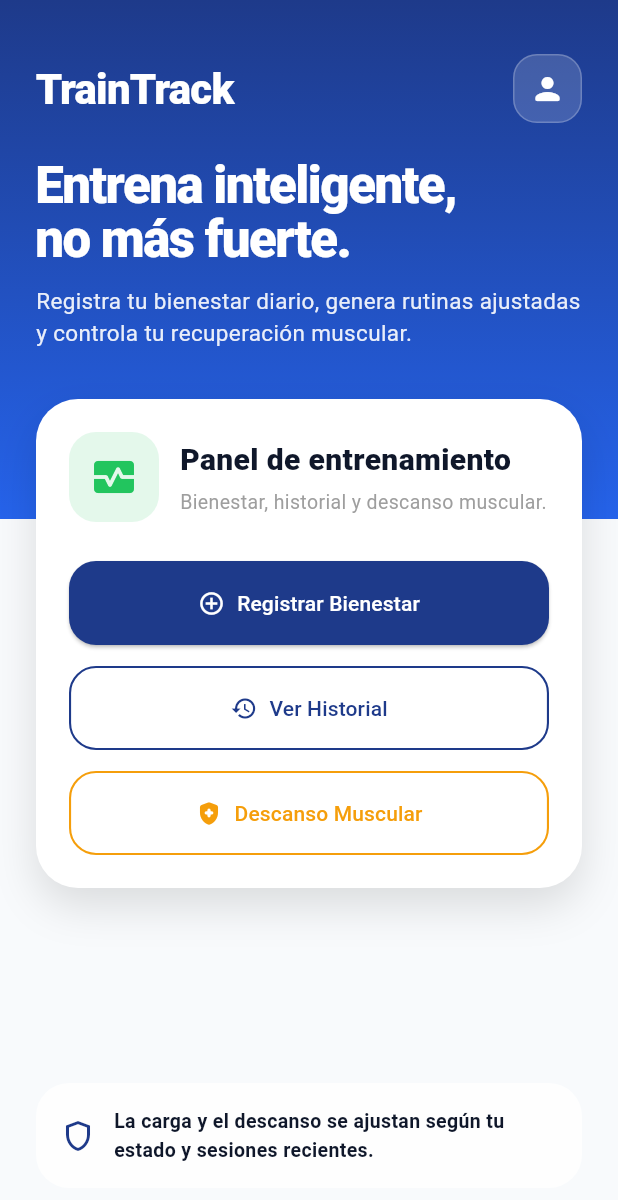
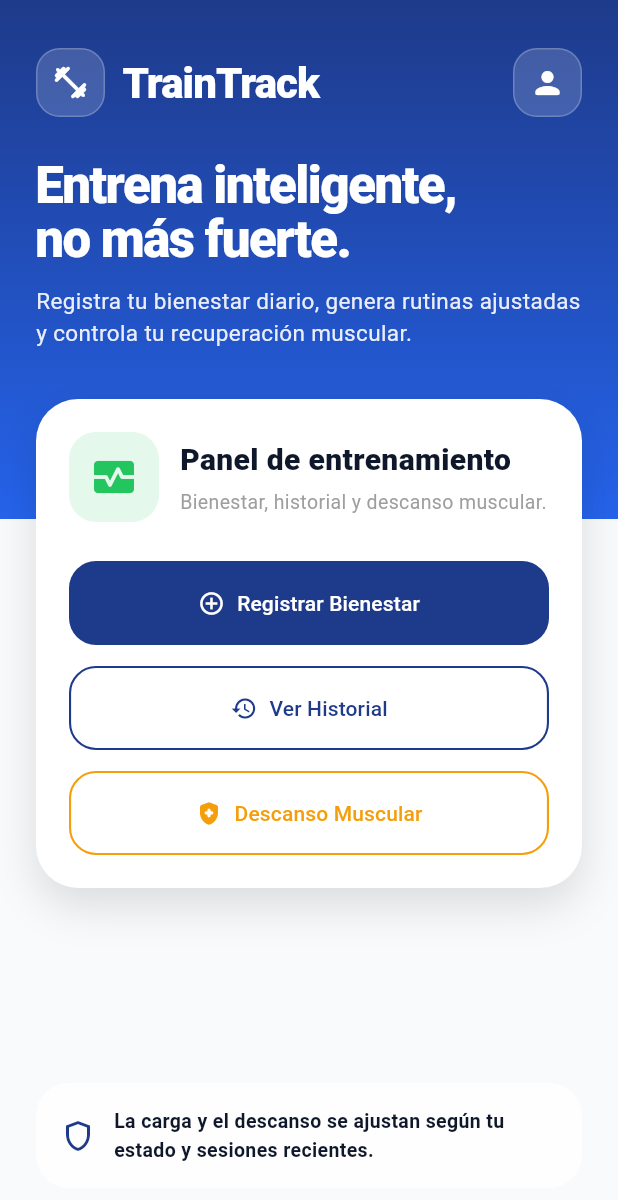
Before and after one commit to xiinoklo/train-track-mvp, a Flutter app: the DashboardScreen screen opened directly, on a phone screen of 412 x 824 dp. Shown: the top 1200 px of the screen. Run offline on Flutter 3.47's test engine with Material 3 defaults, Android fonts, the phone set to English and light mode, and no system bars; our stand-ins replace shared_preferences, youtube_player_flutter; accounts and stored records are empty.

Commit message:
Agrega perfil de usuario y logo

```diff
--- a/app/lib/screens/dashboard_screen.dart
+++ b/app/lib/screens/dashboard_screen.dart
@@ -17,6 +17,11 @@
   late Animation<double> _fadeAnimation;
   late Animation<double> _scaleAnimation;
   late Animation<Offset> _slideAnimation;
+
+  static const Color primaryColor = Color(0xFF1E3A8A);
+  static const Color secondaryColor = Color(0xFF22C55E);
+  static const Color warningColor = Color(0xFFF59E0B);
+  static const Color darkText = Color(0xFF0F172A);
 
   @override
   void initState() {
@@ -99,11 +104,6 @@
 
   @override
   Widget build(BuildContext context) {
-    const Color primaryColor = Color(0xFF1E3A8A);
-    const Color secondaryColor = Color(0xFF22C55E);
-    const Color warningColor = Color(0xFFF59E0B);
-    const Color darkText = Color(0xFF0F172A);
-
     return Scaffold(
       body: Container(
         decoration: const BoxDecoration(
@@ -128,41 +128,17 @@
                 child: Column(
                   crossAxisAlignment: CrossAxisAlignment.stretch,
                   children: [
-                    const SizedBox(height: 12),
+                    const SizedBox(height: 8),
 
                     Row(
-                      mainAxisAlignment: MainAxisAlignment.spaceBetween,
                       children: [
-                        const Text(
-                          'TrainTrack',
-                          style: TextStyle(
-                            fontSize: 28,
-                            fontWeight: FontWeight.w900,
-                            color: Colors.white,
-                            letterSpacing: -0.5,
-                          ),
-                        ),
-                        Container(
-                          width: 46,
-                          height: 46,
-                          decoration: BoxDecoration(
-                            color: Colors.white.withOpacity(0.16),
-                            borderRadius: BorderRadius.circular(16),
-                            border: Border.all(
-                              color: Colors.white.withOpacity(0.22),
-                            ),
-                          ),
-                          child: IconButton(
-                            onPressed: _goToProfile,
-                            icon: const Icon(Icons.person_rounded),
-                            color: Colors.white,
-                            tooltip: 'Mi perfil',
-                          ),
-                        ),
+                        _buildLogoBadge(),
+                        const Spacer(),
+                        _buildProfileButton(),
                       ],
                     ),
 
-                    const SizedBox(height: 24),
+                    const SizedBox(height: 28),
 
                     const Text(
                       'Entrena inteligente,\nno más fuerte.',
@@ -263,6 +239,7 @@
                                 shape: RoundedRectangleBorder(
                                   borderRadius: BorderRadius.circular(18),
                                 ),
+                                elevation: 0,
                               ),
                             ),
 
@@ -351,4 +328,58 @@
       ),
     );
   }
+
+Widget _buildLogoBadge() {
+  return Row(
+    mainAxisSize: MainAxisSize.min,
+    children: [
+      Container(
+        width: 46,
+        height: 46,
+        decoration: BoxDecoration(
+          color: Colors.white.withOpacity(0.16),
+          borderRadius: BorderRadius.circular(16),
+          border: Border.all(
+            color: Colors.white.withOpacity(0.22),
+          ),
+        ),
+        child: const Icon(
+          Icons.fitness_center_rounded,
+          color: Colors.white,
+          size: 26,
+        ),
+      ),
+      const SizedBox(width: 12),
+      const Text(
+        'TrainTrack',
+        style: TextStyle(
+          fontSize: 28,
+          fontWeight: FontWeight.w900,
+          color: Colors.white,
+          letterSpacing: -0.6,
+        ),
+      ),
+    ],
+  );
 }
+
+  Widget _buildProfileButton() {
+    return Container(
+      width: 46,
+      height: 46,
+      decoration: BoxDecoration(
+        color: Colors.white.withOpacity(0.16),
+        borderRadius: BorderRadius.circular(16),
+        border: Border.all(
+          color: Colors.white.withOpacity(0.22),
+        ),
+      ),
+      child: IconButton(
+        onPressed: _goToProfile,
+        icon: const Icon(Icons.person_rounded),
+        color: Colors.white,
+        tooltip: 'Mi perfil',
+      ),
+    );
+  }
+}
```
Also changed, not shown: app/pubspec.yaml (+10 -0 lines), app/assets/images/traintrack_logo.png (added), app/pubspec.lock, 12 other files.
